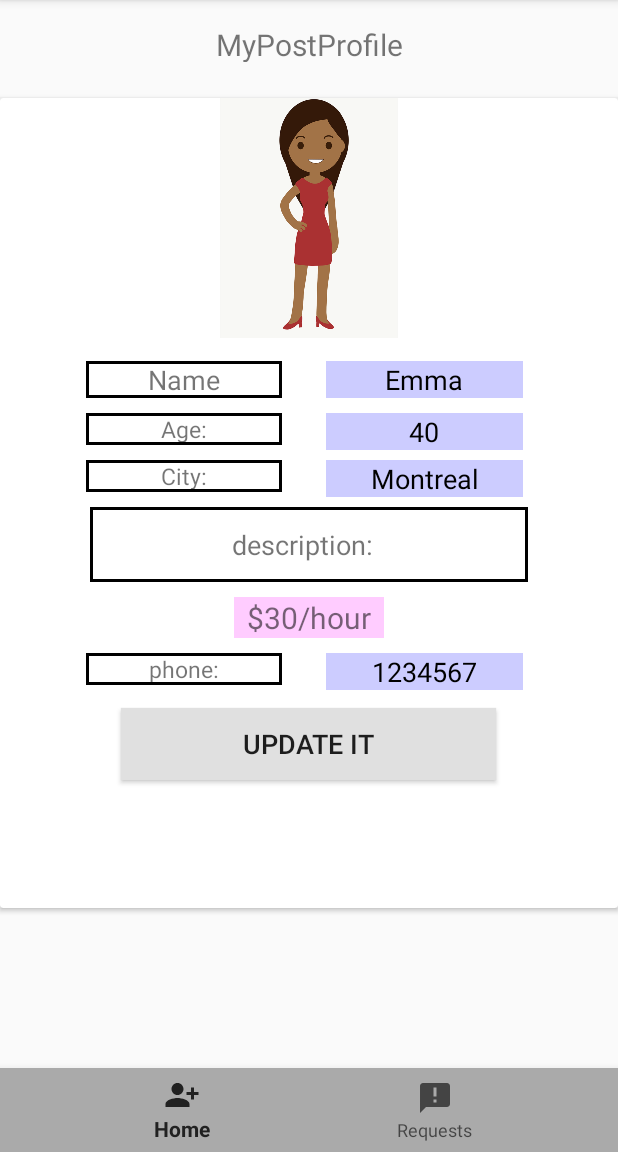
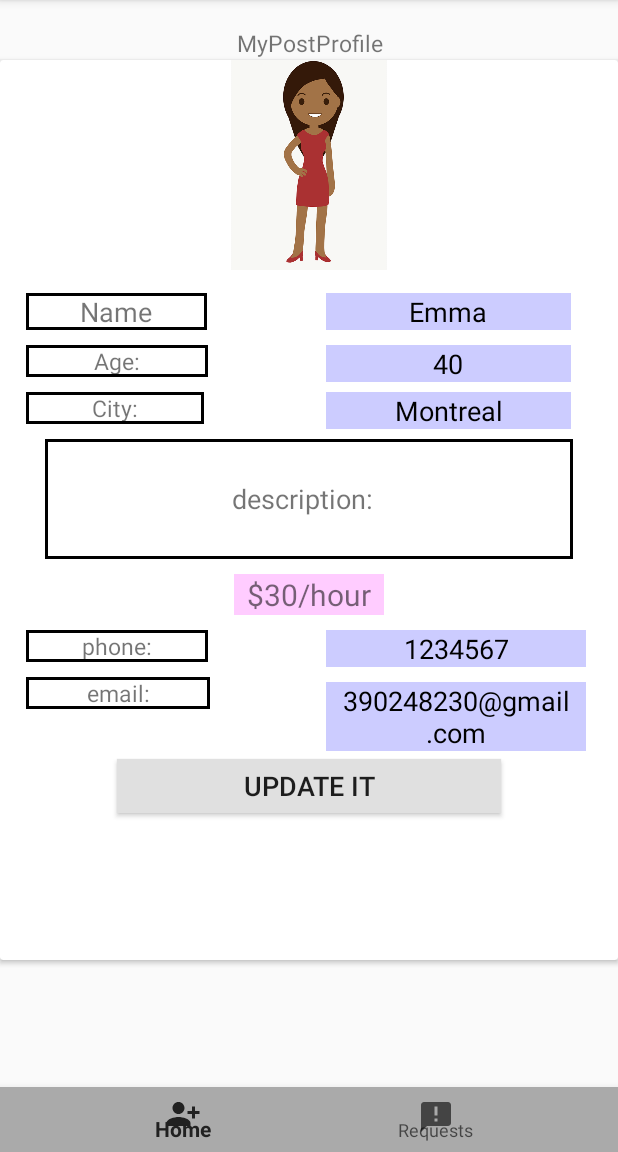
Before and after one commit to ziwenemma/FinalProject, an Android app: the MainPageSitter screen opened directly, with no data from a screen before it, on a phone screen of 412 x 824 dp, the part 84-1236 px from its top. Run offline under Robolectric (Android 15) with nearby library versions, the phone set to English and light mode, and no system bars; Roboto replaces fonts that are not available here.

Commit message:
babysitter postinfo save to database

```diff
--- a/app/src/main/AndroidManifest.xml
+++ b/app/src/main/AndroidManifest.xml
@@ -19,6 +19,7 @@
         <activity android:name=".EditProfile" />
         <activity android:name=".ProfileActivitySitter" />
         <activity android:name=".ProfileActivity" />
+        <activity android:name=".post_my_profile" />
         <activity
             android:name=".MainPageSitter"
             android:theme="@style/AppTheme.NoActionBar" />
--- a/app/src/main/java/com/example/finalproject/MainPageSitter.java
+++ b/app/src/main/java/com/example/finalproject/MainPageSitter.java
@@ -4,6 +4,8 @@ import android.content.Intent;
 import android.os.Bundle;
 import android.view.Menu;
 import android.view.MenuItem;
+import android.view.View;
+import android.widget.Button;
 import android.widget.Toolbar;
 
 import androidx.annotation.NonNull;
@@ -21,6 +23,7 @@ public class MainPageSitter extends AppCompatActivity implements NavigationView.
     DrawerLayout drawerLayout;
     NavigationView navigationView;
     Toolbar toolbar;
+    Button btn;
 
 
 
@@ -28,6 +31,15 @@ public class MainPageSitter extends AppCompatActivity implements NavigationView.
     protected void onCreate(Bundle savedInstanceState) {
         super.onCreate(savedInstanceState);
         setContentView(R.layout.activity_main_page_sitter);
+        btn=findViewById(R.id.sitterupdateto);
+
+        btn.setOnClickListener(new View.OnClickListener() {
+            @Override
+            public void onClick(View v) {
+                Intent intent=new Intent(MainPageSitter.this,post_my_profile.class);
+                startActivity(intent);
+            }
+        });
 
         /*------Hooks-----*/
         drawerLayout= findViewById(R.id.drawer_layout);
--- a/app/src/main/java/com/example/finalproject/PostInfoParent.java
+++ b/app/src/main/java/com/example/finalproject/PostInfoParent.java
@@ -44,7 +44,7 @@ public class PostInfoParent extends AppCompatActivity implements AdapterView.OnI
     Button btn;
 
     public static final String TAG = "TAG";
-    EditText changeGender,changeParentName,changeChildName,changeChildAge,changeChildNum,changeEmailAdd,changePhone,changeAdd,changeRequirement;
+    EditText changeGender,changeParentName,changeChildAge,changeEmailAdd,changePhone,changeAdd,changeRequirement;
     ImageView changeImageView;
     FirebaseAuth fAuth;
     FirebaseFirestore fStore;
--- a/app/src/main/res/layout/content_sitter_main.xml
+++ b/app/src/main/res/layout/content_sitter_main.xml
@@ -17,15 +17,15 @@
         app:layout_constraintEnd_toEndOf="parent"
         app:layout_constraintStart_toStartOf="parent"
         app:layout_constraintTop_toTopOf="parent"
-        android:textSize="20sp"
+        android:textSize="15sp"
         android:id="@+id/texttitle"
         android:gravity="center"/>
 
 
     <androidx.cardview.widget.CardView
         android:layout_width="match_parent"
-        android:layout_height="540dp"
-        android:layout_marginTop="65dp"
+        android:layout_height="600dp"
+        android:layout_marginTop="40dp"
         app:layout_constraintTop_toBottomOf="@+id/texttitle"
         app:layout_constraintEnd_toEndOf="parent"
         android:id="@+id/cardview"
@@ -34,25 +34,25 @@
 
         <RelativeLayout
             android:layout_width="match_parent"
-            android:layout_height="match_parent">
+            android:layout_height="615dp">
 
             <ImageView
                 android:id="@+id/sitter_image"
                 android:layout_width="match_parent"
-                android:layout_height="160dp"
+                android:layout_height="140dp"
                 android:scaleType="fitCenter"
                 android:src="@drawable/image_person" />
 
             <TextView
                 android:id="@+id/sittername"
-                android:layout_width="159dp"
+                android:layout_width="172dp"
                 android:layout_height="wrap_content"
                 android:layout_below="@+id/sitter_image"
                 android:layout_alignParentStart="true"
                 android:layout_alignParentEnd="true"
-                android:layout_marginStart="57dp"
+                android:layout_marginStart="17dp"
                 android:layout_marginTop="15dp"
-                android:layout_marginEnd="224dp"
+                android:layout_marginEnd="274dp"
                 android:background="@drawable/border"
                 android:gravity="center"
                 android:text="Name"
@@ -60,15 +60,15 @@
 
             <TextView
                 android:id="@+id/sitter_name"
-                android:layout_width="178dp"
+                android:layout_width="150dp"
                 android:layout_height="wrap_content"
                 android:layout_below="@+id/sitter_image"
                 android:layout_alignParentStart="true"
                 android:layout_alignParentEnd="true"
                 android:layout_marginStart="217dp"
-                android:layout_marginLeft="60dp"
+                android:layout_marginLeft="10dp"
                 android:layout_marginTop="15dp"
-                android:layout_marginEnd="63dp"
+                android:layout_marginEnd="31dp"
                 android:layout_toRightOf="@+id/sittername"
                 android:background="#ccccff"
                 android:gravity="center"
@@ -78,14 +78,14 @@
 
             <TextView
                 android:id="@+id/age_de"
-                android:layout_width="match_parent"
+                android:layout_width="173dp"
                 android:layout_height="wrap_content"
                 android:layout_below="@+id/sitter_name"
                 android:layout_alignParentStart="true"
                 android:layout_alignParentEnd="true"
-                android:layout_marginStart="57dp"
+                android:layout_marginStart="17dp"
                 android:layout_marginTop="10dp"
-                android:layout_marginEnd="224dp"
+                android:layout_marginEnd="273dp"
                 android:background="@drawable/border"
                 android:gravity="center"
                 android:text="Age:"
@@ -103,7 +103,7 @@
                 android:layout_marginStart="217dp"
                 android:layout_marginLeft="60dp"
                 android:layout_marginTop="10dp"
-                android:layout_marginEnd="63dp"
+                android:layout_marginEnd="31dp"
                 android:layout_toRightOf="@+id/age_de"
                 android:background="#ccccff"
                 android:gravity="center"
@@ -115,14 +115,14 @@
 
             <TextView
                 android:id="@+id/sittercity"
-                android:layout_width="match_parent"
+                android:layout_width="170dp"
                 android:layout_height="wrap_content"
                 android:layout_below="@+id/age_de"
                 android:layout_alignParentStart="true"
                 android:layout_alignParentEnd="true"
-                android:layout_marginStart="57dp"
+                android:layout_marginStart="17dp"
                 android:layout_marginTop="10dp"
-                android:layout_marginEnd="224dp"
+                android:layout_marginEnd="276dp"
                 android:background="@drawable/border"
                 android:gravity="center"
                 android:text="City:"
@@ -140,7 +140,7 @@
                 android:layout_marginStart="217dp"
                 android:layout_marginLeft="60dp"
                 android:layout_marginTop="10dp"
-                android:layout_marginEnd="63dp"
+                android:layout_marginEnd="31dp"
                 android:layout_toRightOf="@+id/sittercity"
                 android:background="#ccccff"
                 android:gravity="center"
@@ -153,12 +153,12 @@
 
             <TextView
                 android:id="@+id/babysitte_des"
-                android:layout_width="match_parent"
-                android:layout_height="50dp"
+                android:layout_width="500dp"
+                android:layout_height="80dp"
                 android:layout_below="@+id/sittercity"
-                android:layout_marginLeft="60dp"
+                android:layout_marginLeft="30dp"
                 android:layout_marginTop="10dp"
-                android:layout_marginRight="60dp"
+                android:layout_marginRight="30dp"
                 android:background="@drawable/border"
                 android:gravity="center"
                 android:text="description:  "
@@ -179,14 +179,14 @@
 
             <TextView
                 android:id="@+id/phone_sitter"
-                android:layout_width="match_parent"
+                android:layout_width="173dp"
                 android:layout_height="wrap_content"
                 android:layout_below="@+id/babysitter_rate"
                 android:layout_alignParentStart="true"
                 android:layout_alignParentEnd="true"
-                android:layout_marginStart="57dp"
+                android:layout_marginStart="17dp"
                 android:layout_marginTop="10dp"
-                android:layout_marginEnd="224dp"
+                android:layout_marginEnd="273dp"
                 android:background="@drawable/border"
                 android:gravity="center"
                 android:text="phone:"
@@ -202,7 +202,7 @@
                 android:layout_marginStart="217dp"
                 android:layout_marginLeft="60dp"
                 android:layout_marginTop="10dp"
-                android:layout_marginEnd="63dp"
+                android:layout_marginEnd="21dp"
                 android:layout_toRightOf="@+id/phone_sitter"
                 android:background="#ccccff"
                 android:gravity="center"
@@ -210,14 +210,46 @@
                 android:textColor="#000000"
                 android:textSize="18sp" />
 
+            <TextView
+                android:id="@+id/mail_sitter"
+                android:layout_width="174dp"
+                android:layout_height="wrap_content"
+                android:layout_below="@+id/phone_sitter"
+                android:layout_alignParentStart="true"
+                android:layout_alignParentEnd="true"
+                android:layout_marginStart="17dp"
+                android:layout_marginTop="10dp"
+                android:layout_marginEnd="272dp"
+                android:background="@drawable/border"
+                android:gravity="center"
+                android:text="email:"
+                android:textSize="15sp" />
+
+            <TextView
+                android:id="@+id/babysitter_email"
+                android:layout_width="match_parent"
+                android:layout_height="wrap_content"
+                android:layout_below="@+id/babysitter_ph"
+                android:layout_alignParentStart="true"
+                android:layout_alignParentEnd="true"
+                android:layout_marginStart="217dp"
+                android:layout_marginLeft="60dp"
+                android:layout_marginTop="10dp"
+                android:layout_marginEnd="21dp"
+                android:layout_toRightOf="@+id/phone_sitter"
+                android:background="#ccccff"
+                android:gravity="center"
+                android:text="390248230@gmail.com"
+                android:textColor="#000000"
+                android:textSize="18sp" />
 
             <Button
                 android:id="@+id/sitterupdateto"
-                android:layout_width="250dp"
-                android:layout_height="wrap_content"
-                android:layout_below="@+id/phone_sitter"
+                android:layout_width="256dp"
+                android:layout_height="36dp"
+                android:layout_below="@+id/babysitter_email"
                 android:layout_centerHorizontal="true"
-                android:layout_marginTop="15dp"
+                android:layout_marginTop="5dp"
                 android:background="#e0e0e0"
                 android:gravity="center"
                 android:text="Update it"
@@ -227,13 +259,13 @@
     </androidx.cardview.widget.CardView>
 
     <com.google.android.material.bottomnavigation.BottomNavigationView
-        android:layout_width="match_parent"
-        android:layout_height="wrap_content"
         android:id="@+id/bttom_bar_sitter"
-        app:menu="@menu/bottom_menu_sitter"
+        android:layout_width="433dp"
+        android:layout_height="43dp"
         android:background="@android:color/darker_gray"
         app:layout_constraintBottom_toBottomOf="parent"
         app:layout_constraintEnd_toEndOf="parent"
-        app:layout_constraintStart_toStartOf="parent"/>
+        app:layout_constraintStart_toStartOf="parent"
+        app:menu="@menu/bottom_menu_sitter" />
 
 </androidx.constraintlayout.widget.ConstraintLayout>
```
Also changed, not shown: app/src/main/java/com/example/finalproject/InformationSitter.java (added, +94 -0 lines), app/src/main/java/com/example/finalproject/RegisterActivitySitter.java (+9 -0 lines), app/src/main/java/com/example/finalproject/post_my_profile.java (+248 -5 lines), app/src/main/res/layout/activity_post_my_profile.xml (+19 -43 lines).
